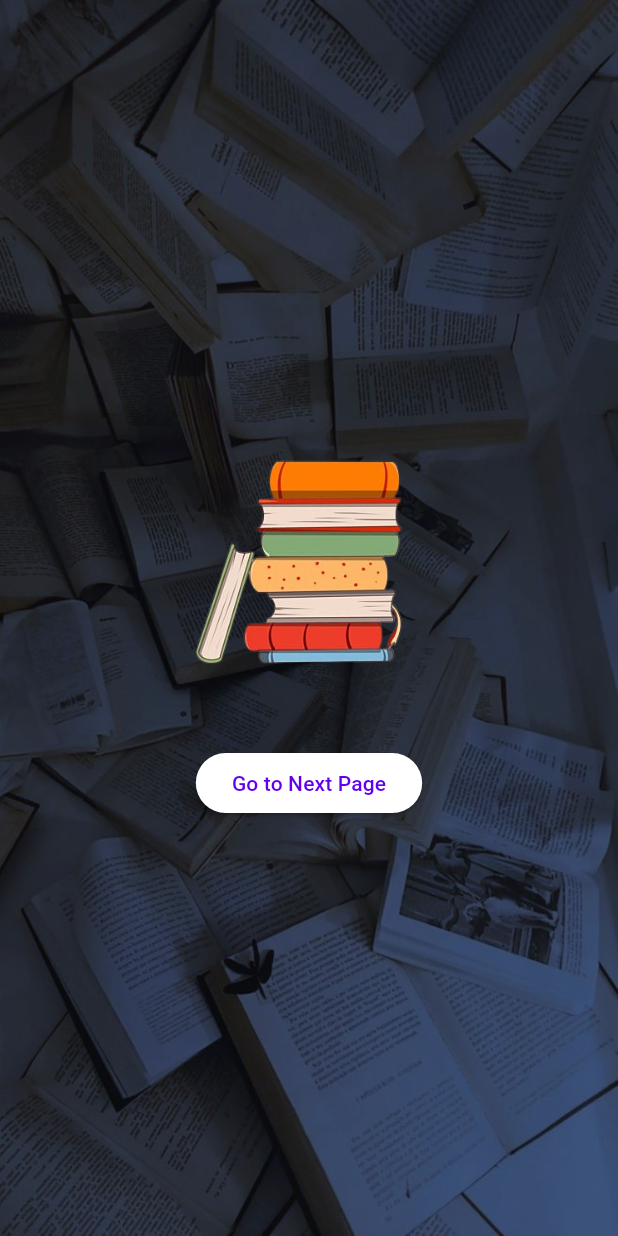
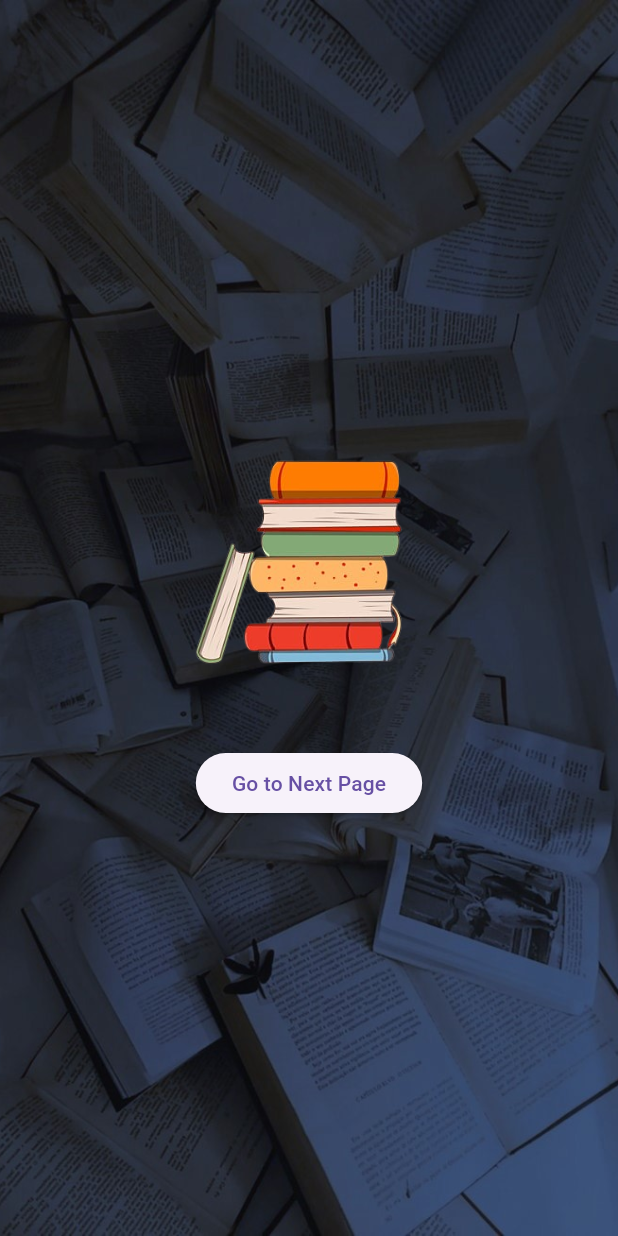
Before and after one commit to Rafiyudistra721/TA_Mobile, a Flutter app: the screen it shows after launch, on a phone screen of 412 x 824 dp. Run offline on Flutter 3.47's test engine with Material 3 defaults, Android fonts, the phone set to English and light mode, and no system bars; our stand-ins replace carousel_slider, cloud_firestore, firebase_auth, firebase_core, firebase_storage, get and 3 more; missing offline and left inert: adaptive_scrollbar; accounts and stored records are empty.

Commit message:
Update theme, landing page, manage category, and auth views

```diff
--- a/lib/app/data/Models/theme_model.dart
+++ b/lib/app/data/Models/theme_model.dart
@@ -2,17 +2,17 @@ import 'package:flutter/material.dart';
 import 'package:ta_mobile/app/utils/colors.dart';
 
 class ThemeModel {
-  static final lightTheme = ThemeData(
-    brightness: Brightness.light,
-    primarySwatch: PrimarySwatchLight(0xffffffff),
-    primaryColor: const Color(0xffffffff),
-    colorScheme: colorSchemeLight,
+  static final lightTheme = ThemeData.light(
+    // brightness: Brightness.light,
+    // primarySwatch: PrimarySwatchLight(0xffffffff),
+    // primaryColor: const Color(0xffffffff),
+    // colorScheme: colorSchemeLight,
     useMaterial3: true,
   );
-  static final darkTheme = ThemeData(
-    brightness: Brightness.dark,
-    primarySwatch: PrimarySwatchDark(0xff282C3E),
-    primaryColor: const Color(0xff212232),
+  static final darkTheme = ThemeData.dark(
+    // brightness: Brightness.dark,
+    // primarySwatch: PrimarySwatchDark(0xff282C3E),
+    // primaryColor: const Color(0xff212232),
     useMaterial3: true,
     // colorScheme: colorSchemeDark
     );
--- a/lib/app/modules/LandingPage/views/landing_page_view.dart
+++ b/lib/app/modules/LandingPage/views/landing_page_view.dart
@@ -10,6 +10,7 @@ class LandingPage extends GetView<LandingPageController> {
 
   @override
   Widget build(BuildContext context) {
+    var widthContainer = MediaQuery.of(context).size.width;
     return LayoutBuilder(
       builder: (context, constraints) {
         if (constraints.maxWidth > 600) {
@@ -47,12 +48,13 @@ class LandingPage extends GetView<LandingPageController> {
                         style: GoogleFonts.urbanist(
                             fontSize: 60,
                             fontWeight: FontWeight.bold,
-                        ),
+                            color: Colors.white),
                       ),
                       const SizedBox(height: 5), // Adjust spacing between lines
                       Text(
                         'Jelajahi Berbagai Koleksi Buku Kami.',
-                        style: GoogleFonts.urbanist(fontSize: 40),
+                        style: GoogleFonts.urbanist(
+                            fontSize: 40, color: Colors.white),
                       ),
                     ],
                   ),
@@ -62,7 +64,7 @@ class LandingPage extends GetView<LandingPageController> {
                   right: 0,
                   bottom: 0,
                   child: Container(
-                    width: 700, // Adjust width as needed
+                    width: widthContainer * .4, // Adjust width as needed
                     decoration: BoxDecoration(
                       color: Colors.white.withOpacity(1),
                       borderRadius: const BorderRadius.only(
@@ -70,14 +72,9 @@ class LandingPage extends GetView<LandingPageController> {
                         bottomLeft: Radius.circular(15),
                       ),
                     ),
-                    child: const Column(
+                    child: Column(
                       // Add your remaining desktop layout widgets here
                       children: [
-                        // ...
-                      ],
-                    ),
-                  ),
-                ),
                         Positioned(
                           // Calculate approximate center Y position slightly below middle
                           top: 200, // Adjust vertical position
@@ -92,14 +89,15 @@ class LandingPage extends GetView<LandingPageController> {
                         ),
                         Positioned(
                           // Calculate Y position based on desired layout
-                  top: Get.height * 0.75, // Adjust vertical position
+                          top: Get.height * .75, // Adjust vertical position
                           right: 275, // Center horizontally
 
                           child: Container(
                             decoration: BoxDecoration(
                               borderRadius: BorderRadius.circular(14),
                               border: Border.all(
-                        color: Colors.black, // Replace with your desired color
+                                color: Colors
+                                    .black, // Replace with your desired color
                                 width: 2,
                               ),
                             ),
@@ -112,9 +110,14 @@ class LandingPage extends GetView<LandingPageController> {
                                 style: GoogleFonts.urbanist(
                                   fontSize: 30,
                                   fontWeight: FontWeight.bold,
-                          color: Colors.blue, // Replace with your desired color
+                                  color: Colors
+                                      .blue, // Replace with your desired color
                                 ),
                               ),
+                            ),
+                          ),
+                        ),
+                      ],
                     ),
                   ),
                 ),
--- a/lib/app/modules/Manage_Kategori/views/manage_kategori_view.dart
+++ b/lib/app/modules/Manage_Kategori/views/manage_kategori_view.dart
@@ -106,7 +106,7 @@ class ManageKategoriView extends GetView<ManageKategoriController> {
                                   contentPadding: EdgeInsets.zero,
                                   barrierDismissible: false,
                                   content: SizedBox(
-                                    height: 345,
+                                    height: 200,
                                     width: double.infinity,
                                     child: SingleChildScrollView(
                                         child: Column(
--- a/lib/app/modules/auth/views/auth_view.dart
+++ b/lib/app/modules/auth/views/auth_view.dart
@@ -92,6 +92,7 @@ class AuthView extends GetView<AuthController> {
                                   const EdgeInsets.symmetric(horizontal: 20),
                               child: AppTextField(
                                 textFieldType: TextFieldType.NAME,
+                                enableSuggestions: true,
                                 decoration: InputDecoration(
                                   hintText: 'Nama Pengguna',
                                   hintStyle: TextStyle(
```
Lines whose indentation alone changed are shown as unchanged.
